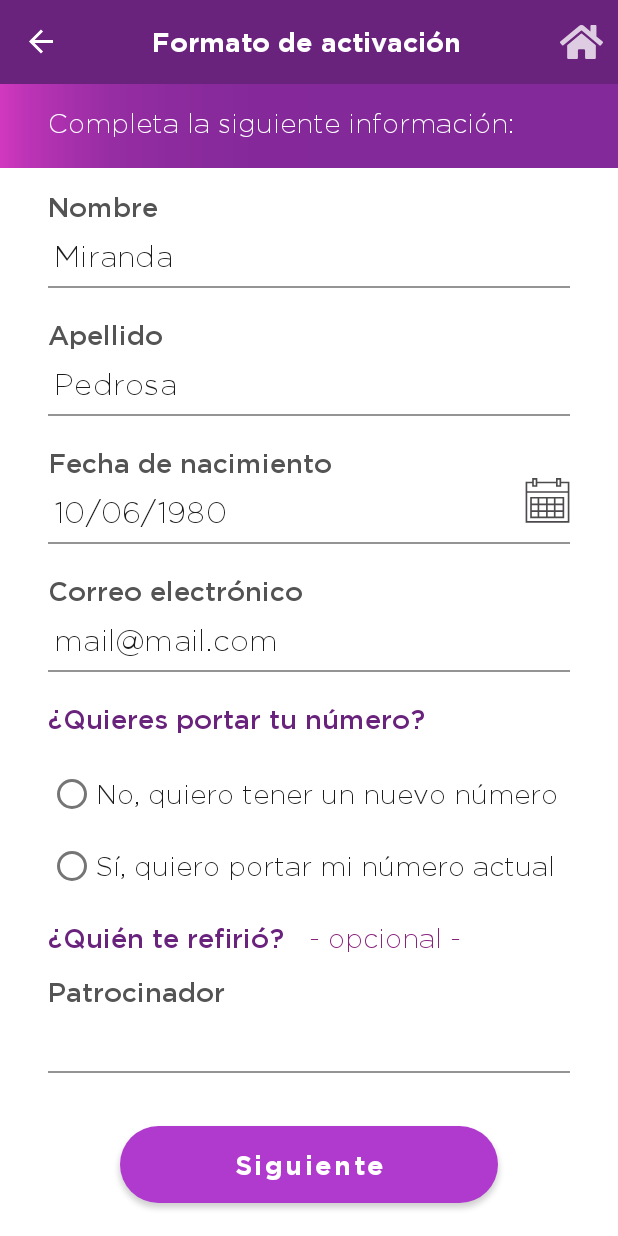
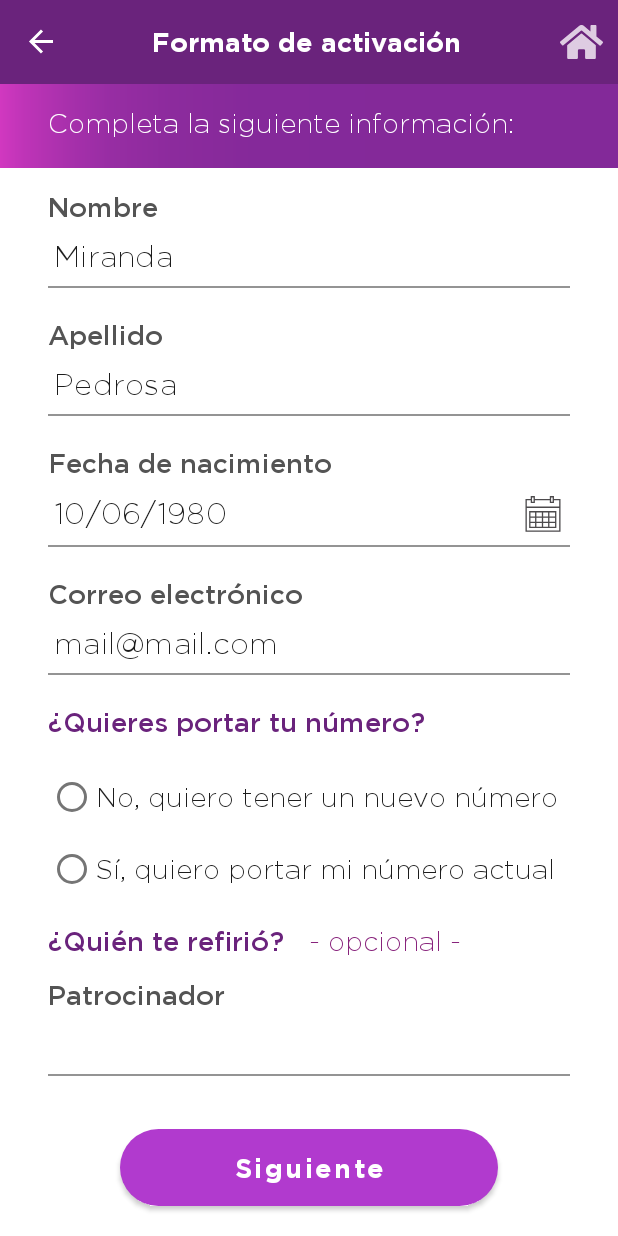
Before and after one commit to itsightconsulting/flash-mobile, an Android app: the FormFragment screen opened through its navigation route, on a phone screen of 412 x 824 dp. Run offline under Robolectric (Android 15) with nearby library versions, the phone set to English and light mode, and no system bars; our stand-ins replace Dagger/Hilt's generated code, RxJava, navigation-ui; pictures from the network do not load; 1 statement that could not run was skipped.

Commit message:
activation form, calendar icon

```diff
--- a/app/src/main/java/pe/mobile/cuy/view/FormFragment.kt
+++ b/app/src/main/java/pe/mobile/cuy/view/FormFragment.kt
@@ -66,7 +66,7 @@ class FormFragment : Fragment() {
         val day = cal.get(Calendar.DAY_OF_MONTH)
 
         // when you click on the button, show DatePickerDialog that is set with OnDateSetListener
-        ivCalendar.setOnClickListener {
+        etDateOfBirth.setOnClickListener {
             BuildDatePickerDialog(year, month, day)
         }
 
@@ -115,7 +115,9 @@ class FormFragment : Fragment() {
                 etDateOfBirth.setText(nDayOfMonthStr + "/" + nMonthStr + "/" + nYear)
             }, year, month, day
         )
-        dpd.datePicker.maxDate = Date().time
+        //val pastTime = Date(year - 18, month, day).time
+        val todayTime = Date().time
+        dpd.datePicker.maxDate = todayTime
         dpd.show()
     }
 }
--- a/app/src/main/res/layout/form_fragment.xml
+++ b/app/src/main/res/layout/form_fragment.xml
@@ -108,20 +108,13 @@
                 <com.google.android.material.textfield.TextInputEditText
                     android:id="@+id/etDateOfBirth"
                     style="@style/flash_edit_text"
-                    android:enabled="false"
+                    android:clickable="true"
+                    android:drawableEnd="@drawable/ic_act_app_calendar"
+                    android:focusable="false"
                     android:hint="dd/mm/yy"
                     android:inputType="date" />
 
             </com.google.android.material.textfield.TextInputLayout>
-
-            <ImageView
-                android:id="@+id/ivCalendar"
-                android:layout_width="30dp"
-                android:layout_height="30dp"
-                android:layout_gravity="center"
-                android:src="@drawable/ic_act_app_calendar"
-                app:layout_constraintEnd_toEndOf="@id/txtDateOfBirth"
-                app:layout_constraintTop_toBottomOf="@id/tvDateOfBirth" />
 
 
             <TextView
```
